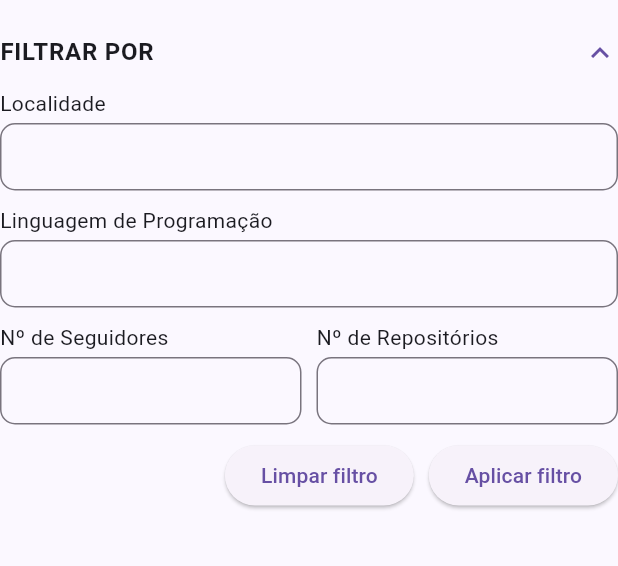
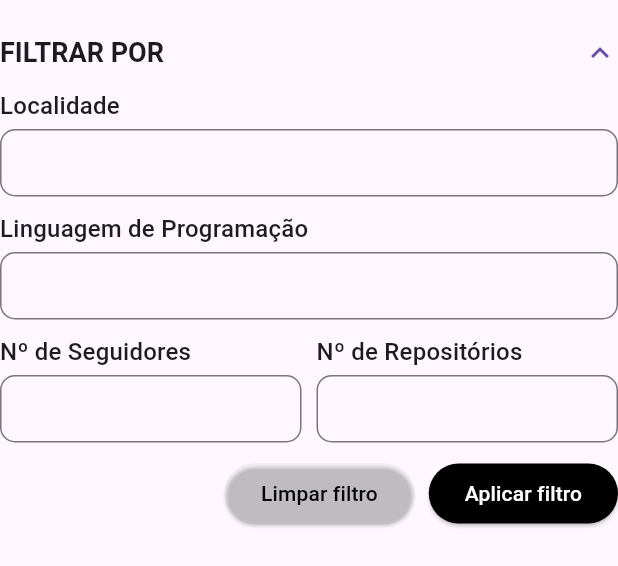
Before and after one commit to maiaraccaires/buscador_de_usuarios, a Flutter app: the FilterWidget widget shown alone on an empty page, opened directly, after a tap on "FILTRAR POR", on a phone screen of 412 x 824 dp. Shown: the top 566 px of the screen. Run offline on Flutter 3.47's test engine with Material 3 defaults, Android fonts, the phone set to English and light mode, and no system bars; our stand-ins replace get_it, localstorage; accounts and stored records are empty; statements that could not run were skipped.

Commit message:
style: Melhoria no estilo do texto

```diff
--- a/lib/app/views/home/widgets/filters_widget.dart
+++ b/lib/app/views/home/widgets/filters_widget.dart
@@ -33,23 +33,27 @@ class _FilterWidgetState extends State<FilterWidget> {
           childrenPadding: EdgeInsets.zero,
           title: Text(
             "FILTRAR POR",
-            style: Theme.of(context)
-                .textTheme
-                .bodyLarge!
-                .copyWith(fontWeight: FontWeight.bold),
+            style: Theme.of(context).textTheme.titleLarge!.copyWith(
+                  fontWeight: FontWeight.bold,
+                  fontSize: 18,
+                ),
           ),
           children: [
             _buildFilterField(
               label: "Localidade",
               controller: controllerLocation,
-                filterName: "location"),
+              filterName: "location",
+              type: TextInputType.text,
+            ),
             const SizedBox(
               height: 10,
             ),
             _buildFilterField(
               label: "Linguagem de Programação",
               controller: controllerLanguage,
-                filterName: "language"),
+              filterName: "language",
+              type: TextInputType.text,
+            ),
             const SizedBox(
               height: 10,
             ),
@@ -61,7 +65,9 @@ class _FilterWidgetState extends State<FilterWidget> {
                   child: _buildFilterField(
                     label: "Nº de Seguidores",
                     controller: controllerFollowers,
-                      filterName: "followers"),
+                    filterName: "followers",
+                    type: TextInputType.number,
+                  ),
                 ),
                 const SizedBox(
                   width: 10,
@@ -70,7 +76,9 @@ class _FilterWidgetState extends State<FilterWidget> {
                   child: _buildFilterField(
                     label: "Nº de Repositórios",
                     controller: controllerRepos,
-                      filterName: "repos"),
+                    filterName: "repos",
+                    type: TextInputType.number,
+                  ),
                 ),
               ],
             ),
@@ -88,7 +96,12 @@ class _FilterWidgetState extends State<FilterWidget> {
                       controllerRepos.clear();
                       widget.clearFilter!();
                     },
-                      child: const Text("Limpar filtro")),
+                    style: ElevatedButton.styleFrom(
+                      backgroundColor: Colors.white10,
+                      foregroundColor: Colors.black,
+                    ),
+                    child: const Text("Limpar filtro"),
+                  ),
                   const SizedBox(width: 10),
                   ElevatedButton(
                       onPressed: () {
@@ -99,6 +112,10 @@ class _FilterWidgetState extends State<FilterWidget> {
 
                         widget.applyFilter!(filters);
                       },
+                      style: ElevatedButton.styleFrom(
+                        backgroundColor: Colors.black,
+                        foregroundColor: Colors.white,
+                      ),
                       child: const Text("Aplicar filtro")),
                 ],
               ),
@@ -109,17 +126,20 @@ class _FilterWidgetState extends State<FilterWidget> {
     );
   }
 
-  Widget _buildFilterField({
-    required String label,
+  Widget _buildFilterField(
+      {required String label,
       required TextEditingController controller,
       required String filterName,
-  }) {
+      required TextInputType type}) {
     return Column(
       crossAxisAlignment: CrossAxisAlignment.start,
       children: [
         Padding(
           padding: const EdgeInsets.only(bottom: 3),
-          child: Text(label),
+          child: Text(
+            label,
+            style: Theme.of(context).textTheme.titleMedium,
+          ),
         ),
         SizedBox(
           height: 45,
@@ -131,6 +151,7 @@ class _FilterWidgetState extends State<FilterWidget> {
                 txt = value;
               });
             },
+            keyboardType: type,
             decoration: const InputDecoration(
               contentPadding: EdgeInsets.symmetric(horizontal: 10, vertical: 3),
               border: OutlineInputBorder(
```
Also changed, not shown: lib/app/app.dart (+2 -6 lines), lib/app/views/home/home_page.dart (+23 -9 lines), lib/app/views/home/widgets/search_history_widget.dart (+12 -13 lines). Lines whose indentation alone changed are shown as unchanged.
